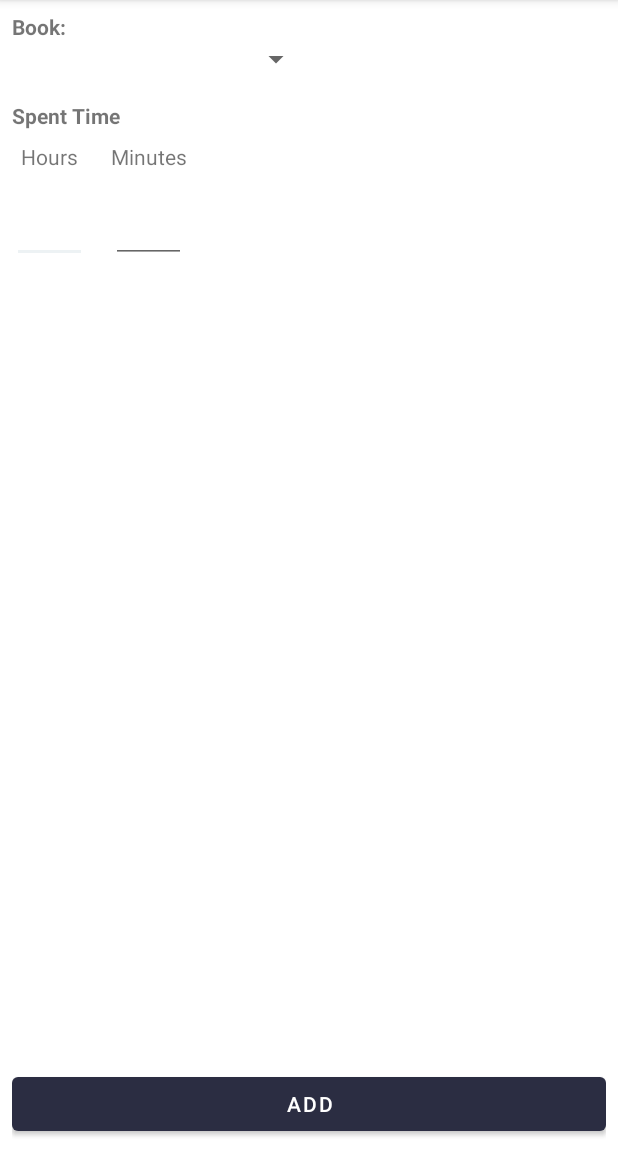
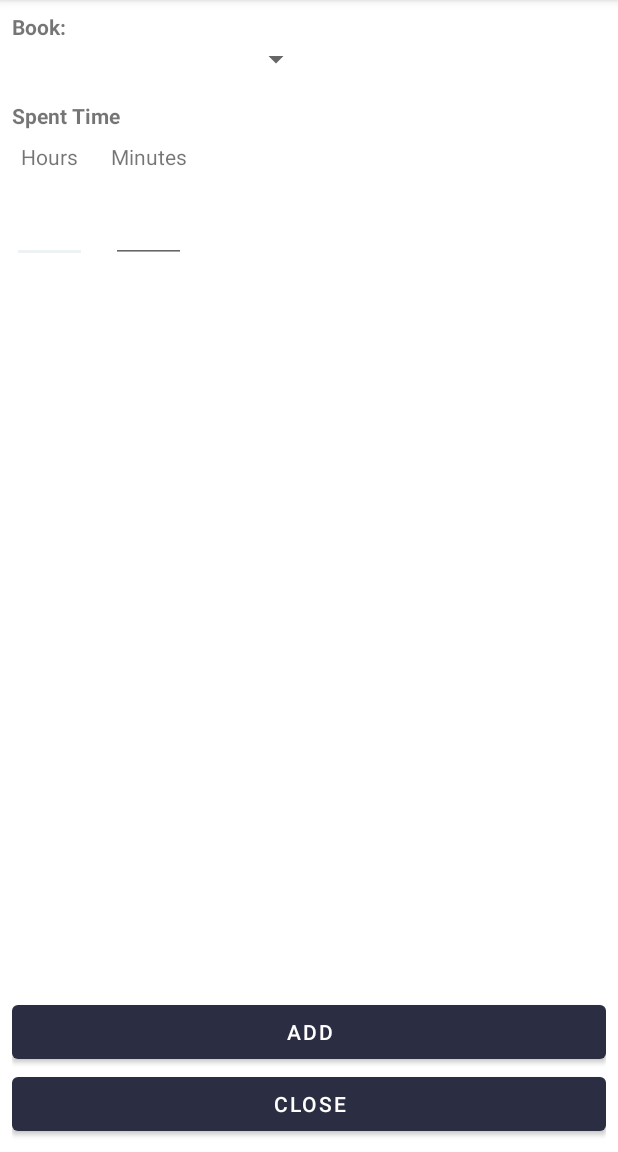
Before and after one commit to rodrigonovoas/my-book-collection-app, an Android app: the AddRecordActivity screen opened directly, with no data from a screen before it, on a phone screen of 412 x 824 dp, the part 84-1236 px from its top. Run offline under Robolectric (Android 15) with nearby library versions, the phone set to English and light mode, and no system bars; pictures from the network do not load.

Commit message:
adding back button in both activities

```diff
--- a/app/src/main/java/app/rodrigonovoa/mybookcollection/ui/addRecord/AddRecordActivity.kt
+++ b/app/src/main/java/app/rodrigonovoa/mybookcollection/ui/addRecord/AddRecordActivity.kt
@@ -23,6 +23,7 @@ class AddRecordActivity : AppCompatActivity() {
         val edtSpentHours = findViewById<EditText>(R.id.edt_spent_time_hours)
         val edtSpentMinutes = findViewById<EditText>(R.id.edt_spent_time_minutes)
         val btnAdd = findViewById<Button>(R.id.btn_add)
+        val btnBack = findViewById<Button>(R.id.btn_close)
 
         btnAdd.setOnClickListener {
             if (viewModel.selectedBookId == 0) { return@setOnClickListener }
@@ -30,6 +31,8 @@ class AddRecordActivity : AppCompatActivity() {
                 edtSpentHours.text.toString().toLong(), edtSpentMinutes.text.toString().toLong()
             )
         }
+
+        btnBack.setOnClickListener { finish() }
 
         spSelectedBook.onItemSelectedListener = object :
             AdapterView.OnItemSelectedListener {
--- a/app/src/main/java/app/rodrigonovoa/mybookcollection/ui/bookBrowser/BookBrowserActivity.kt
+++ b/app/src/main/java/app/rodrigonovoa/mybookcollection/ui/bookBrowser/BookBrowserActivity.kt
@@ -51,7 +51,10 @@ class BookBrowserActivity : AppCompatActivity() {
     }
 
     private fun searchListener() {
+        val imvBack = findViewById<ImageView>(R.id.imv_back)
         val edtSearch = findViewById<EditText>(R.id.edt_search)
+
+        imvBack.setOnClickListener { finish() }
 
         edtSearch.addTextChangedListener(object : TextWatcher {
             override fun afterTextChanged(s: Editable) {
--- a/app/src/main/res/layout/activity_add_record.xml
+++ b/app/src/main/res/layout/activity_add_record.xml
@@ -83,8 +83,16 @@
         android:id="@+id/btn_add"
         android:layout_width="match_parent"
         android:layout_height="wrap_content"
+        android:layout_centerHorizontal="true"
+        android:layout_above="@+id/btn_close"
+        android:text="ADD"/>
+
+    <Button
+        android:id="@+id/btn_close"
+        android:layout_width="match_parent"
+        android:layout_height="wrap_content"
         android:layout_alignParentBottom="true"
         android:layout_centerHorizontal="true"
-        android:text="ADD"/>
+        android:text="CLOSE"/>
 
 </RelativeLayout>
--- a/app/src/main/res/layout/fragment_my_records.xml
+++ b/app/src/main/res/layout/fragment_my_records.xml
@@ -18,9 +18,11 @@
 
     <Button
         android:id="@+id/btn_add_record"
-        android:layout_width="wrap_content"
+        android:layout_width="0dp"
         android:layout_height="wrap_content"
         android:text="ADD RECORD"
+        android:layout_marginLeft="8dp"
+        android:layout_marginRight="8dp"
         app:layout_constraintBottom_toBottomOf="parent"
         app:layout_constraintLeft_toLeftOf="parent"
         app:layout_constraintRight_toRightOf="parent"
```
Also changed, not shown: app/src/main/res/drawable/ic_arrow_back.xml (added, +9 -0 lines), app/src/main/res/layout/activity_book_browser.xml (+9 -0 lines).
